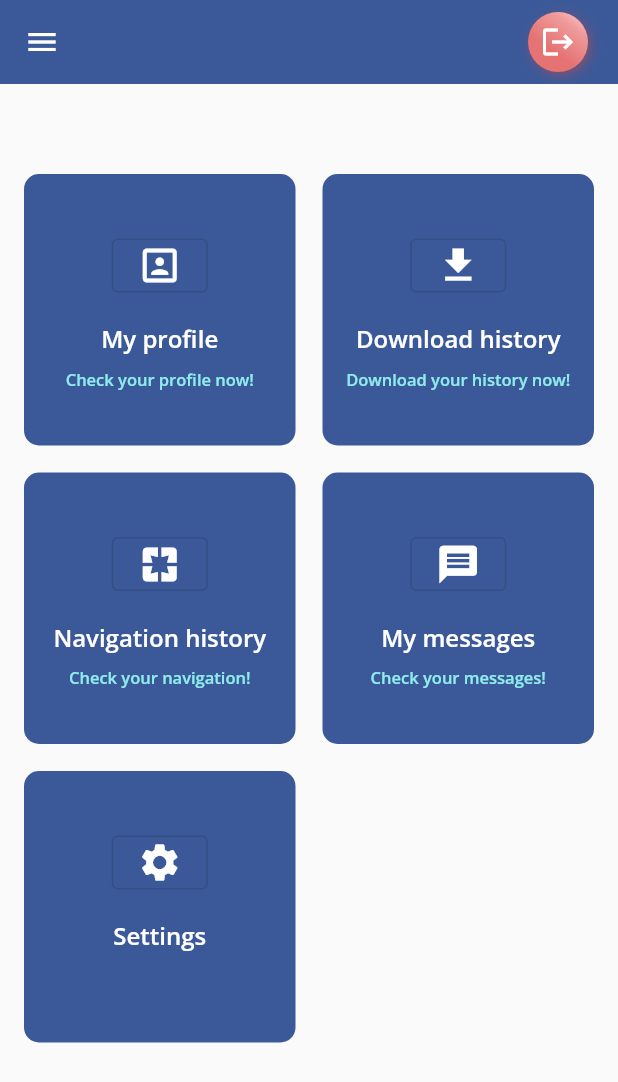
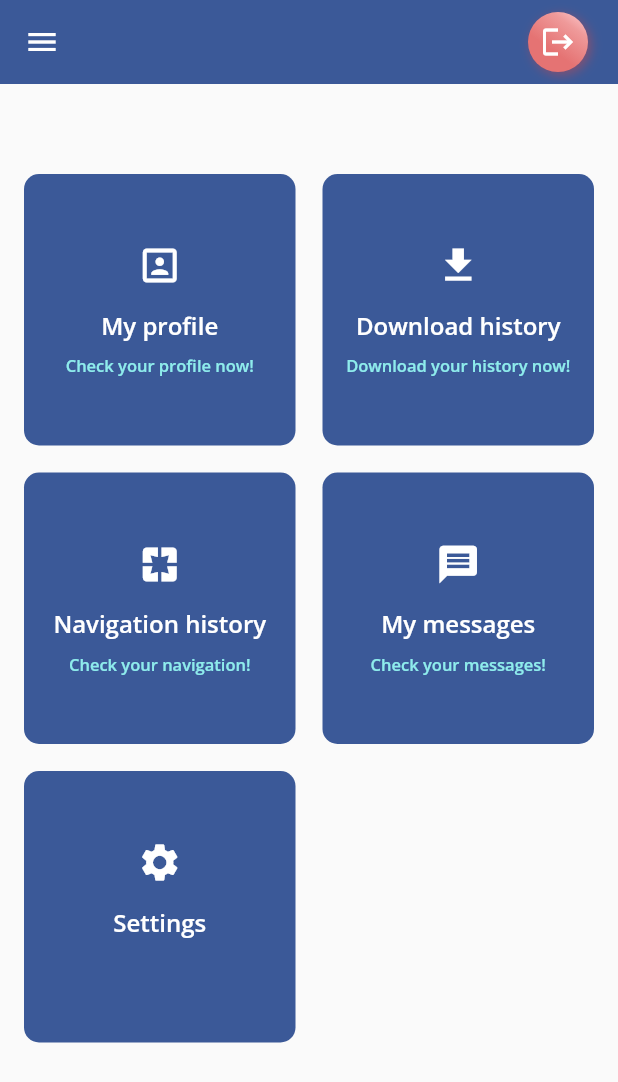
Before and after one commit to btamega/hesperis_tamuda, a Flutter app: the UserDashboard screen opened directly with empty values, on a phone screen of 412 x 824 dp. Shown: the top 1082 px of the screen. Run offline on Flutter 3.47's test engine with Material 2 defaults, Android fonts, the phone set to English and light mode, and no system bars; our stand-ins replace awesome_dialog, carousel_slider, dio, expandable, flutter_pw_validator, google_fonts and 1 more; missing offline and left inert: drop_cap_text, flag, flutter_pdfview; generated files the repository leaves out were written again; network calls fail.

Commit message:
version3

```diff
--- a/lib/views/pages/ElevatedCardExample.dart
+++ b/lib/views/pages/ElevatedCardExample.dart
@@ -21,8 +21,16 @@ final User user;
 }
   @override
   class _elevatedCardExampleState extends State<elevatedCardExample> {
+  late Orientation orientation;
+  late Size size;
+  late double height;
+  late double width;
   @override
   Widget build(BuildContext context) {
+    orientation = MediaQuery.of(context).orientation;
+    size = MediaQuery.of(context).size;
+    height = size.height;
+    width = size.width;
     Items item1 = Items(
       title: "My profile",
       subtitle: "Check your profile now!",
@@ -65,7 +73,7 @@ final User user;
       direction: Axis.vertical,
       children: [
         Flexible(
-          child: GridView.count(
+          child: orientation==Orientation.portrait?GridView.count(
             childAspectRatio: 1.0,
             padding: const EdgeInsets.only(left: 16, right: 16),
             crossAxisCount: 2,
@@ -77,13 +85,12 @@ final User user;
                   color: Color(color),
                   borderRadius: BorderRadius.circular(10),
                 ),
+                child: InkWell(
+                  onTap:() {Navigator.of(context).push(MaterialPageRoute(builder: (context) =>   data.page,));},
                   child: Column(
                     mainAxisAlignment: MainAxisAlignment.center,
                     children: <Widget>[
-                   OutlinedButton(
-                   onPressed: () {Navigator.of(context).push(MaterialPageRoute(builder: (context) =>   data.page,));},
-                   child: Icon(data.icon, size: 30, color: Colors.white),
-                    ),
+                     Icon(data.icon, size: 30, color: Colors.white),
                       const SizedBox(height: 14),
                       Text(
                         data.title,
@@ -109,6 +116,53 @@ final User user;
 
                     ],
                   ),
+                ),
+              );
+            }).toList(),
+          ):GridView.count(
+            childAspectRatio: 1.0,
+            padding: const EdgeInsets.only(left: 16, right: 16),
+            crossAxisCount: 4,
+            crossAxisSpacing: 18,
+            mainAxisSpacing: 18,
+            children: myList.map((data) {
+              return Container(
+                decoration: BoxDecoration(
+                  color: Color(color),
+                  borderRadius: BorderRadius.circular(10),
+                ),
+                child: InkWell(
+                  onTap:() {Navigator.of(context).push(MaterialPageRoute(builder: (context) =>   data.page,));},
+                  child: Column(
+                    mainAxisAlignment: MainAxisAlignment.center,
+                    children: <Widget>[
+                     Icon(data.icon, size: 30, color: Colors.white),
+                      const SizedBox(height: 14),
+                      Text(
+                        data.title,
+                        style: GoogleFonts.openSans(
+                          textStyle: const TextStyle(
+                            color: Colors.white,
+                            fontSize: 16,
+                            fontWeight: FontWeight.w600,
+                          ),
+                        ),
+                      ),
+                      const SizedBox(height: 8),
+                      Text(
+                        data.subtitle,
+                        style: GoogleFonts.openSans(
+                          textStyle: const TextStyle(
+                            color: Color.fromARGB(255, 142, 236, 236),
+                            fontSize: 11,
+                            fontWeight: FontWeight.w600,
+                          ),
+                        ),
+                      ),
+
+                    ],
+                  ),
+                ),
               );
             }).toList(),
           ),
--- a/lib/views/pages/user/profil.dart
+++ b/lib/views/pages/user/profil.dart
@@ -25,8 +25,8 @@ class _UserProfilState extends State<UserProfil> {
         body: Center(
           child: Padding(padding:const EdgeInsets.all(10),
           child: Form(
-            child: Column(
-              crossAxisAlignment: CrossAxisAlignment.stretch,
+            child: ListView(
+              // crossAxisAlignment: CrossAxisAlignment.stretch,
             children: [
               const SizedBox(height: 50,),
               const Text(
```
Lines whose indentation alone changed are shown as unchanged.
